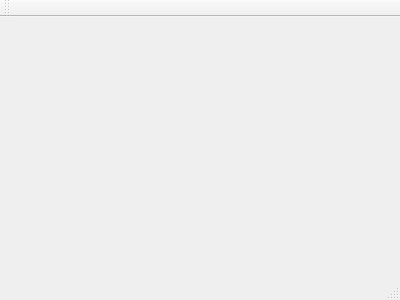
Qt form weatherstationgui.ui (PXMYH/WeatherStation) before a commit.
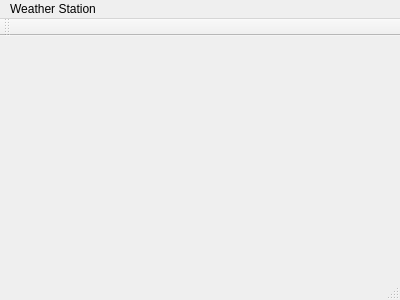
The same form after that commit.

Commit message:
Bug fix and interface with Qt GUI class
* Fixed average temperature calculation bug
* Added functions to check record completeness, remove incomplete data,
improved stationID list compilation algorithm
* Interface with Qt GUI development methods, e.g. paintEvent
* Issue remaining: transfer array of temperature information to QPoint
vectors

```diff
--- a/weatherstationgui.ui
+++ b/weatherstationgui.ui
@@ -12,13 +12,34 @@
   <property name="windowTitle" >
    <string>weatherstationgui</string>
   </property>
-  <widget class="QMenuBar" name="menuBar" />
-  <widget class="QToolBar" name="mainToolBar" />
-  <widget class="QWidget" name="centralWidget" />
-  <widget class="QStatusBar" name="statusBar" />
+  <widget class="QWidget" name="weatherStation"/>
+  <widget class="QMenuBar" name="menuBar">
+   <property name="geometry">
+    <rect>
+     <x>0</x>
+     <y>0</y>
+     <width>400</width>
+     <height>21</height>
+    </rect>
+   </property>
+   <widget class="QMenu" name="menuWeather_Station">
+    <property name="title">
+     <string>Weather Station</string>
+    </property>
+   </widget>
+   <addaction name="menuWeather_Station"/>
+  </widget>
+  <widget class="QToolBar" name="mainToolBar">
+   <attribute name="toolBarArea">
+    <enum>TopToolBarArea</enum>
+   </attribute>
+   <attribute name="toolBarBreak">
+    <bool>false</bool>
+   </attribute>
+  </widget>
+  <widget class="QStatusBar" name="statusBar"/>
  </widget>
- <layoutDefault spacing="6" margin="11" />
- <pixmapfunction></pixmapfunction>
+ <layoutdefault spacing="6" margin="11"/>
  <resources/>
  <connections/>
 </ui>
```
Left out of the diff: 7 changed lines with no effect on the pictures. The commit also changes 13 other files.
